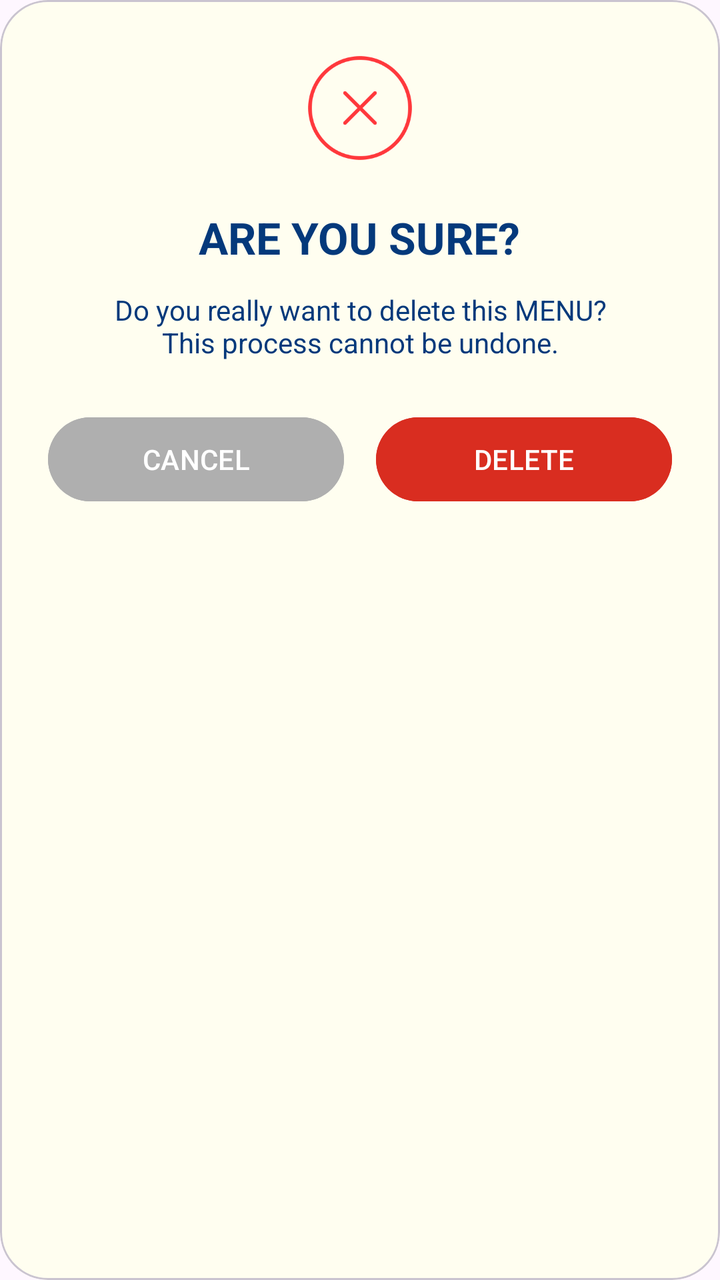
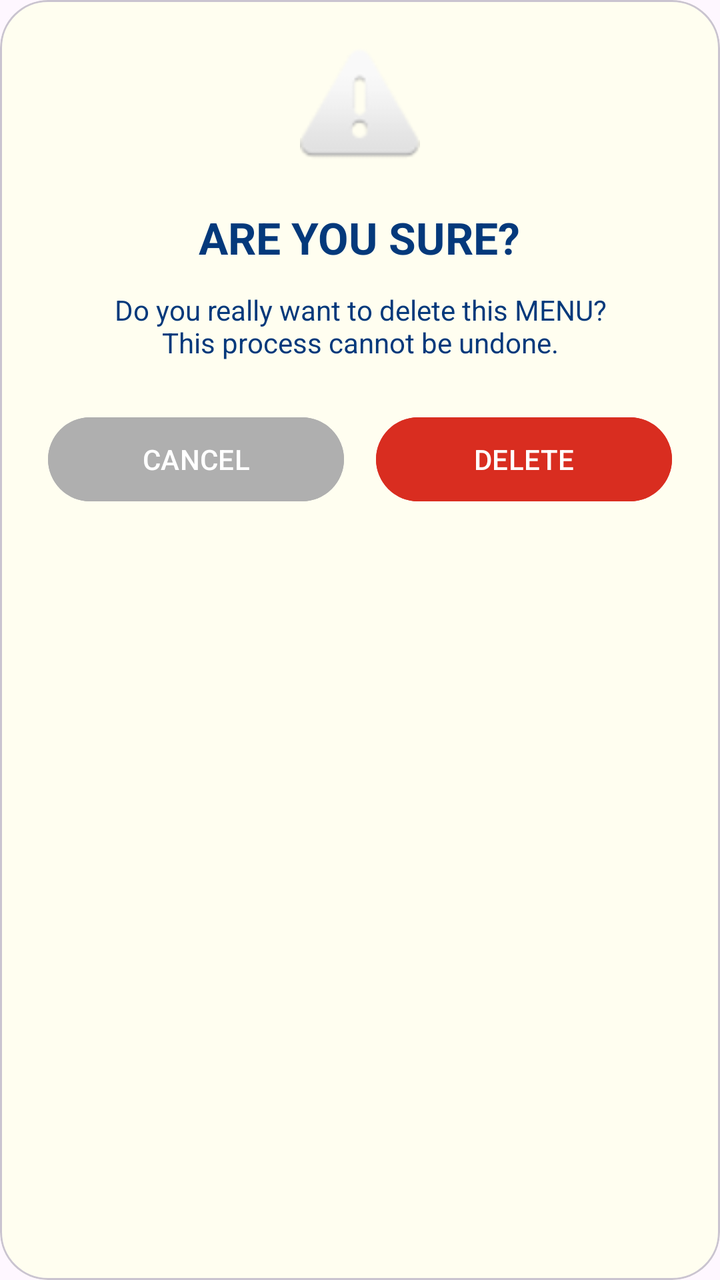

The first picture is an Android layout as it rendered before a commit; the second is the same layout after the commit. The layout source and the unified diff follow.
<!-- AndroidManifest.xml: application theme Theme.ShipEatsCustomer -->
<!-- res/layout/admin_dialog_delete_confirm.xml -->
<?xml version="1.0" encoding="utf-8"?>
<com.google.android.material.card.MaterialCardView
    xmlns:android="http://schemas.android.com/apk/res/android"
    xmlns:app="http://schemas.android.com/apk/res-auto"
    android:layout_width="340dp"
    android:layout_height="wrap_content"
    app:cardCornerRadius="24dp"
    app:cardBackgroundColor="#FFFEF0">

    <LinearLayout
        android:layout_width="match_parent"
        android:layout_height="wrap_content"
        android:gravity="center"
        android:orientation="vertical"
        android:padding="24dp">

        <ImageView
            android:layout_width="60dp"
            android:layout_height="60dp"
            android:src="@drawable/ic_warning_circle" />

        <TextView
            android:layout_width="wrap_content"
            android:layout_height="wrap_content"
            android:layout_marginTop="20dp"
            android:text="ARE YOU SURE?"
            android:textColor="#04397B"
            android:textSize="22sp"
            android:textStyle="bold" />

        <TextView
            android:layout_width="wrap_content"
            android:layout_height="wrap_content"
            android:layout_marginTop="12dp"
            android:gravity="center"
            android:text="Do you really want to delete this MENU?\nThis process cannot be undone."
            android:textColor="#04397B"
            android:textSize="14sp" />

        <LinearLayout
            android:layout_width="match_parent"
            android:layout_height="wrap_content"
            android:layout_marginTop="24dp"
            android:orientation="horizontal">

            <com.google.android.material.button.MaterialButton
                android:id="@+id/btn_cancel"
                android:layout_width="0dp"
                android:layout_height="50dp"
                android:layout_weight="1"
                android:layout_marginEnd="8dp"
                android:text="CANCEL"
                android:backgroundTint="#AFAFAF"
                app:cornerRadius="25dp" />

            <com.google.android.material.button.MaterialButton
                android:id="@+id/btn_delete_final"
                android:layout_width="0dp"
                android:layout_height="50dp"
                android:layout_weight="1"
                android:layout_marginStart="8dp"
                android:text="DELETE"
                android:backgroundTint="#D92D20"
                app:cornerRadius="25dp" />
        </LinearLayout>
    </LinearLayout>
</com.google.android.material.card.MaterialCardView>
<!-- resources referenced by this layout -->
<resources>
  <!-- drawable ic_warning_circle: png bitmap (drawable, 6662 bytes) -->
  <style name="Theme.ShipEatsCustomer" parent="Base.Theme.ShipEatsCustomer" />
  <style name="Base.Theme.ShipEatsCustomer" parent="Theme.Material3.DayNight.NoActionBar">
          
          
      </style>
</resources>

<!-- the commit's change to res/layout/admin_dialog_delete_confirm.xml (unified diff, before → after) -->
@@ -17,13 +17,14 @@
         <ImageView
             android:layout_width="60dp"
             android:layout_height="60dp"
-            android:src="@drawable/ic_warning_circle" />
+            android:src="@android:drawable/ic_dialog_alert"
+            android:contentDescription="@string/are_you_sure" />
 
         <TextView
             android:layout_width="wrap_content"
             android:layout_height="wrap_content"
             android:layout_marginTop="20dp"
-            android:text="ARE YOU SURE?"
+            android:text="@string/are_you_sure"
             android:textColor="#04397B"
             android:textSize="22sp"
             android:textStyle="bold" />
@@ -33,7 +34,7 @@
             android:layout_height="wrap_content"
             android:layout_marginTop="12dp"
             android:gravity="center"
-            android:text="Do you really want to delete this MENU?\nThis process cannot be undone."
+            android:text="@string/delete_menu_confirmation"
             android:textColor="#04397B"
             android:textSize="14sp" />
 
@@ -49,7 +50,7 @@
                 android:layout_height="50dp"
                 android:layout_weight="1"
                 android:layout_marginEnd="8dp"
-                android:text="CANCEL"
+                android:text="@string/cancel"
                 android:backgroundTint="#AFAFAF"
                 app:cornerRadius="25dp" />
 
@@ -59,7 +60,7 @@
                 android:layout_height="50dp"
                 android:layout_weight="1"
                 android:layout_marginStart="8dp"
-                android:text="DELETE"
+                android:text="@string/delete"
                 android:backgroundTint="#D92D20"
                 app:cornerRadius="25dp" />
         </LinearLayout>
<!-- resource entries referenced after the edit -->
@@ -1,6 +1,9 @@
 <!-- resources referenced by this layout -->
 <resources>
-  <!-- drawable ic_warning_circle: png bitmap (drawable, 6662 bytes) -->
+  <string name="are_you_sure">ARE YOU SURE?</string>
+  <string name="cancel">CANCEL</string>
+  <string name="delete">DELETE</string>
+  <string name="delete_menu_confirmation">Do you really want to delete this MENU?\nThis process cannot be undone.</string>
   <style name="Theme.ShipEatsCustomer" parent="Base.Theme.ShipEatsCustomer" />
   <style name="Base.Theme.ShipEatsCustomer" parent="Theme.Material3.DayNight.NoActionBar">
           
